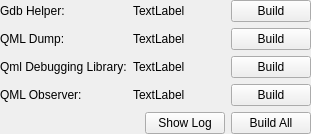
qt-creator/qt-creator, file src/plugins/qt4projectmanager/debugginghelper.ui: the form before one commit.
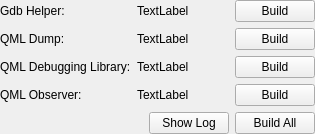
The form after the commit.

Commit message: QmlJSDebugger: Corrected some labels

```diff
--- a/src/plugins/qt4projectmanager/debugginghelper.ui
+++ b/src/plugins/qt4projectmanager/debugginghelper.ui
@@ -122,7 +122,7 @@
      <item row="2" column="0">
       <widget class="QLabel" name="qmlDebuggingLibLabel">
        <property name="text">
-        <string>Qml Debugging Library:</string>
+        <string>QML Debugging Library:</string>
        </property>
       </widget>
      </item>
```
The commit also changes 1 other file.
